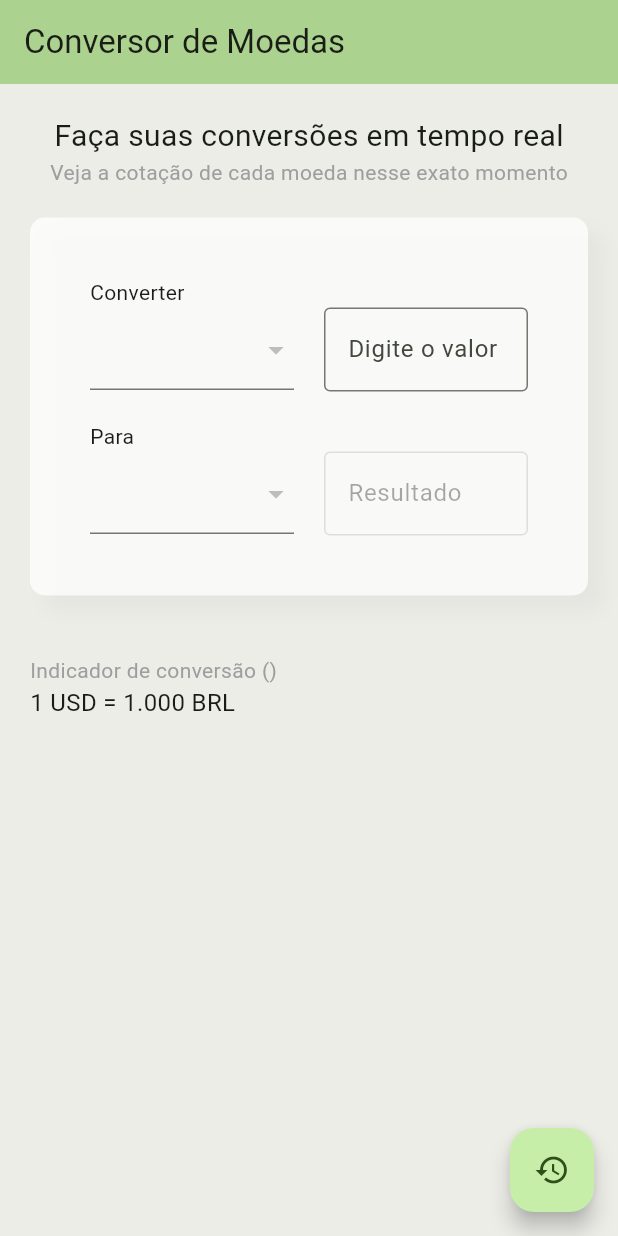
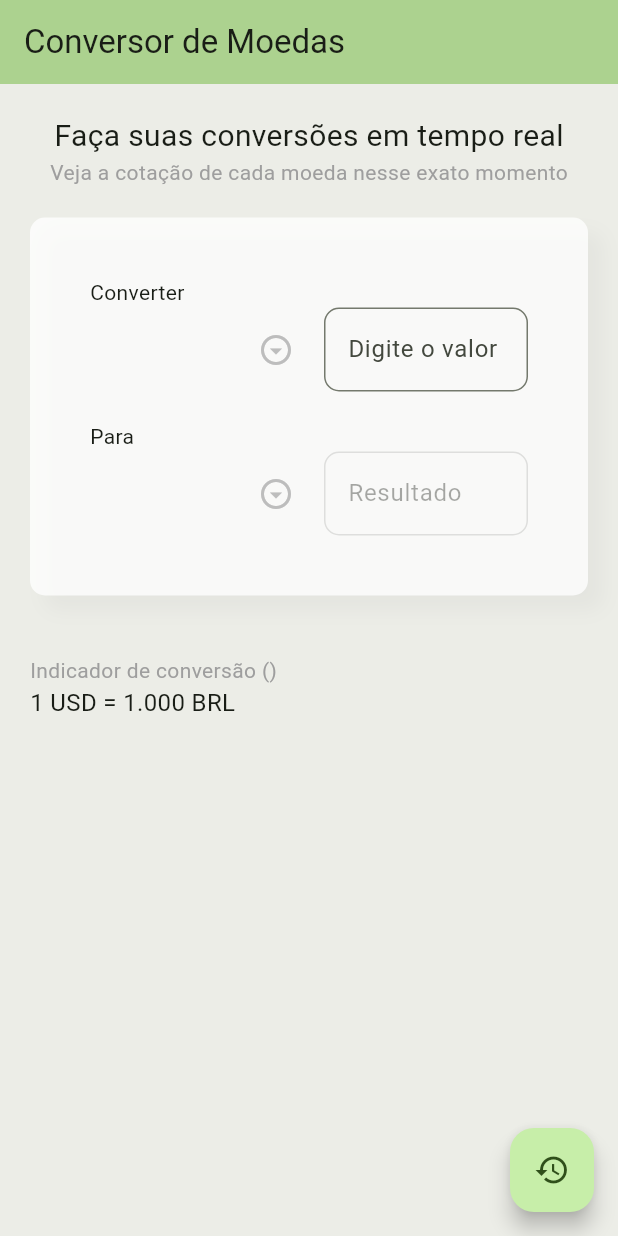
Before and after one commit to alanfacol/currency-converter, a Flutter app: the screen it shows after launch, on a phone screen of 412 x 824 dp. Run offline on Flutter 3.47's test engine with Material 3 defaults, Android fonts, the phone set to English and light mode, and no system bars; our stand-ins replace flutter_dotenv.

Commit message:
style: update selects decoration and icon

```diff
--- a/lib/pages/home.dart
+++ b/lib/pages/home.dart
@@ -158,17 +158,19 @@ class _HomeState extends State<Home> {
                             decoration: const InputDecoration(
                                 contentPadding: EdgeInsets.symmetric(
                                     horizontal: 15.0, vertical: 15.0),
-                          ),
-                        ),
+                                border: InputBorder.none),
+                            icon: const Icon(
+                                Icons.arrow_drop_down_circle_outlined)),
                       ),
                       const SizedBox(width: 20.0),
                       Expanded(
                         child: TextField(
                           controller: firstTextFieldController,
                           keyboardType: TextInputType.number,
-                          decoration: const InputDecoration(
+                          decoration: InputDecoration(
                             hintText: 'Digite o valor',
-                            border: OutlineInputBorder(),
+                            border: OutlineInputBorder(
+                                borderRadius: BorderRadius.circular(10.0)),
                           ),
                           onChanged: (value) {
                             updateSecondTextField();
@@ -201,8 +203,9 @@ class _HomeState extends State<Home> {
                             decoration: const InputDecoration(
                                 contentPadding: EdgeInsets.symmetric(
                                     horizontal: 15.0, vertical: 15.0),
-                          ),
-                        ),
+                                border: InputBorder.none),
+                            icon: const Icon(
+                                Icons.arrow_drop_down_circle_outlined)),
                       ),
                       const SizedBox(width: 20.0),
                       Expanded(
@@ -210,9 +213,10 @@ class _HomeState extends State<Home> {
                           controller: secondTextFieldController,
                           keyboardType: TextInputType.number,
                           enabled: false,
-                          decoration: const InputDecoration(
+                          decoration: InputDecoration(
                             hintText: 'Resultado',
-                            border: OutlineInputBorder(),
+                            border: OutlineInputBorder(
+                                borderRadius: BorderRadius.circular(10.0)),
                           ),
                         ),
                       ),
```
Lines whose indentation alone changed are shown as unchanged.
